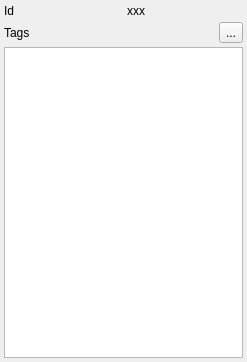
Old version of the form src/Docks/MinimumRoadProperties.ui in the repository openstreetmap/merkaartor.
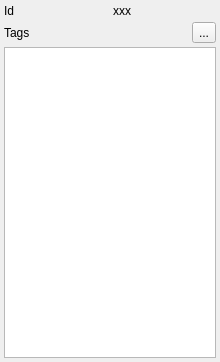
New version of the form. Icons and pictures are not drawn.

```diff
--- a/src/Docks/MinimumRoadProperties.ui
+++ b/src/Docks/MinimumRoadProperties.ui
@@ -1,11 +1,11 @@
 <ui version="4.0" >
  <class>RoadProperties</class>
- <widget class="QWidget" name="RoadProperties" >
-  <property name="geometry" >
+ <widget class="QWidget" name="RoadProperties">
+  <property name="geometry">
    <rect>
     <x>0</x>
     <y>0</y>
-    <width>247</width>
+    <width>220</width>
     <height>362</height>
    </rect>
   </property>
```
Left out of the diff: 59 changed lines with no effect on the pictures.
